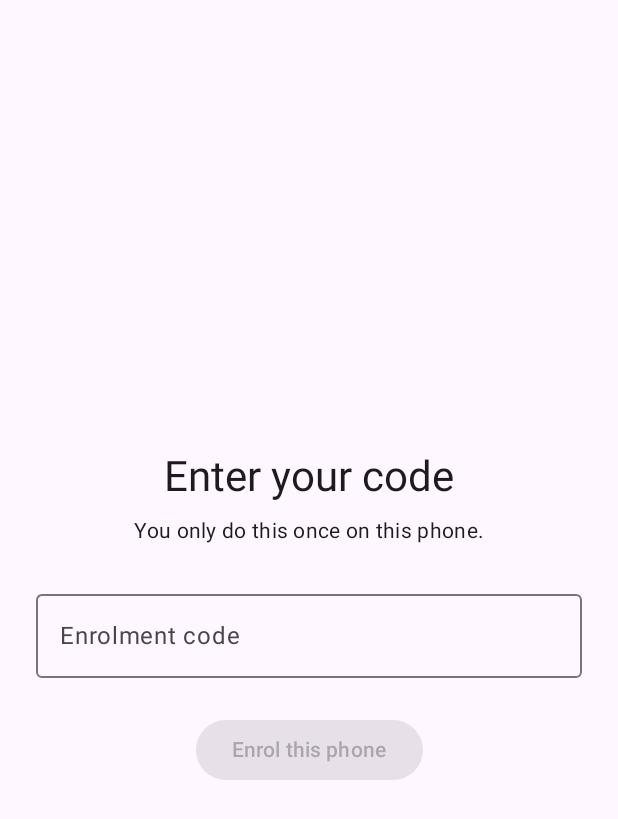
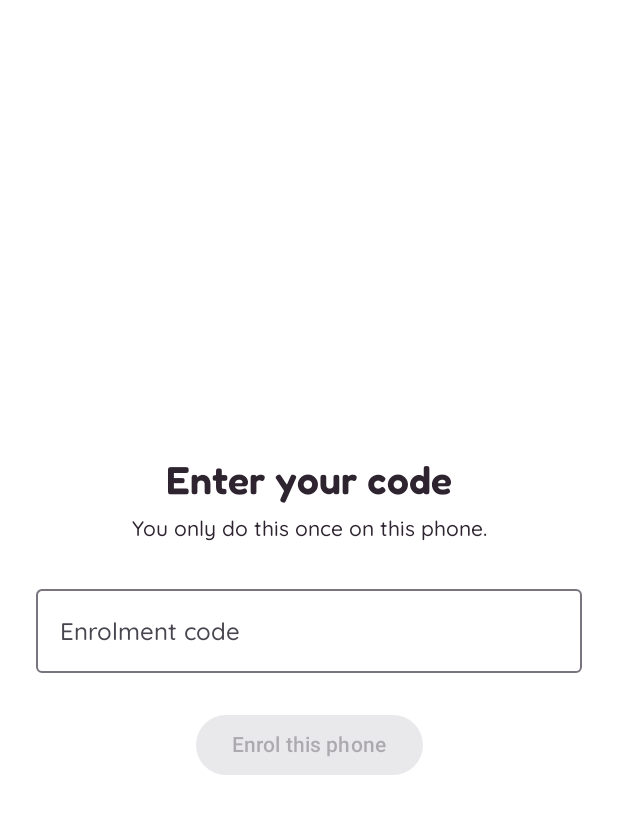
Before and after one commit to GOforce64/LovieApp, an Android app built with Jetpack Compose: the screen it shows after launch (MainActivity), on a phone screen of 412 x 824 dp. Shown: the top 819 px of the screen. Run offline under Robolectric (Android 15) with nearby library versions, the phone set to English and light mode, and no system bars.

Commit message:
feat(ui): the Sticker Book theme, with bundled Fredoka and Quicksand
Google Fonts no longer publishes the static TTFs these were specified from —
only the variable masters remain — so the three weights are instanced from
those masters with fonttools and checked to carry no fvar table.

Co-Authored-By: Claude Opus 5 <noreply@anthropic.com>
Claude-Session: https://claude.ai/code/session_01CTEkqifsQPxj5KwctX6rmT

```diff
--- a/app/src/main/java/com/lovebutton/app/ui/Theme.kt
+++ b/app/src/main/java/com/lovebutton/app/ui/Theme.kt
@@ -1,19 +1,74 @@
 package com.lovebutton.app.ui
 
 import androidx.compose.material3.MaterialTheme
+import androidx.compose.material3.Typography
 import androidx.compose.material3.lightColorScheme
 import androidx.compose.runtime.Composable
 import androidx.compose.ui.graphics.Color
+import androidx.compose.ui.text.TextStyle
+import androidx.compose.ui.text.font.Font
+import androidx.compose.ui.text.font.FontFamily
+import androidx.compose.ui.text.font.FontWeight
+import androidx.compose.ui.unit.dp
+import androidx.compose.ui.unit.sp
+import com.lovebutton.app.R
 
-private val Pink = Color(0xFFD81B60)
-private val PalePink = Color(0xFFF8BBD0)
+/**
+ * "Sticker Book" — one theme, not two skins.
+ *
+ * Every element is a sticker: a hard ink keyline, flat colour, and a shallow
+ * offset shadow. The shadow is deliberately small; a deeper one was tried on
+ * hardware and read as too poppy.
+ *
+ * These are the app's chrome only. The ladder's three state colours live in
+ * `PixelPalette` and are not repeated here — if they were, the guide could
+ * eventually describe a colour the widget no longer draws.
+ */
+object Sticker {
+    val Ground = Color(0xFFFFF0F5)
+    val Ink = Color(0xFF2E2430)
+    val Surface = Color(0xFFFFFFFF)
+    val Mint = Color(0xFF7FD6C2)
+    val Blossom = Color(0xFFFFB8CE)
+    val Butter = Color(0xFFFFCF7A)
+}
+
+/** Shallow on purpose. See the note above. */
+val StickerShadow = 2.dp
+val StickerKeyline = 2.dp
+
+/** Each message keeps one colour, so the four are told apart by hue before text. */
+fun stickerColorFor(msgId: Int): Color = when (msgId) {
+    2 -> Sticker.Mint
+    3 -> Sticker.Blossom
+    4 -> Sticker.Butter
+    else -> Sticker.Surface
+}
+
+private val Fredoka = FontFamily(Font(R.font.fredoka_semibold, FontWeight.SemiBold))
+private val Quicksand = FontFamily(
+    Font(R.font.quicksand_medium, FontWeight.Medium),
+    Font(R.font.quicksand_bold, FontWeight.Bold),
+)
+
+private val StickerType = Typography(
+    headlineMedium = TextStyle(fontFamily = Fredoka, fontSize = 26.sp, fontWeight = FontWeight.SemiBold),
+    titleMedium = TextStyle(fontFamily = Fredoka, fontSize = 19.sp, fontWeight = FontWeight.SemiBold),
+    bodyLarge = TextStyle(fontFamily = Quicksand, fontSize = 16.sp, fontWeight = FontWeight.Medium),
+    bodyMedium = TextStyle(fontFamily = Quicksand, fontSize = 14.sp, fontWeight = FontWeight.Medium),
+    labelMedium = TextStyle(fontFamily = Quicksand, fontSize = 12.sp, fontWeight = FontWeight.Bold),
+)
 
 private val Scheme = lightColorScheme(
-    primary = Pink,
-    secondary = PalePink,
+    primary = Sticker.Ink,
+    onPrimary = Sticker.Surface,
+    background = Sticker.Ground,
+    onBackground = Sticker.Ink,
+    surface = Sticker.Surface,
+    onSurface = Sticker.Ink,
 )
 
 @Composable
 fun LoveButtonTheme(content: @Composable () -> Unit) {
-    MaterialTheme(colorScheme = Scheme, content = content)
+    MaterialTheme(colorScheme = Scheme, typography = StickerType, content = content)
 }
```
Also changed, not shown: app/src/main/res/font/fredoka_semibold.ttf (added), app/src/main/res/font/quicksand_bold.ttf (added), app/src/main/res/font/quicksand_medium.ttf (added), 1 other file.
